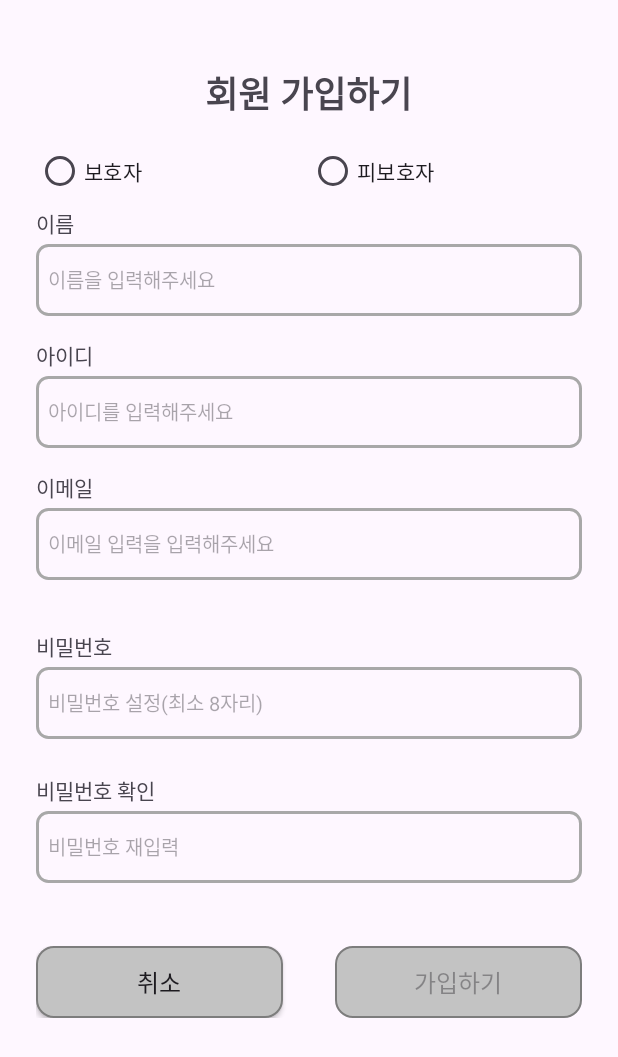
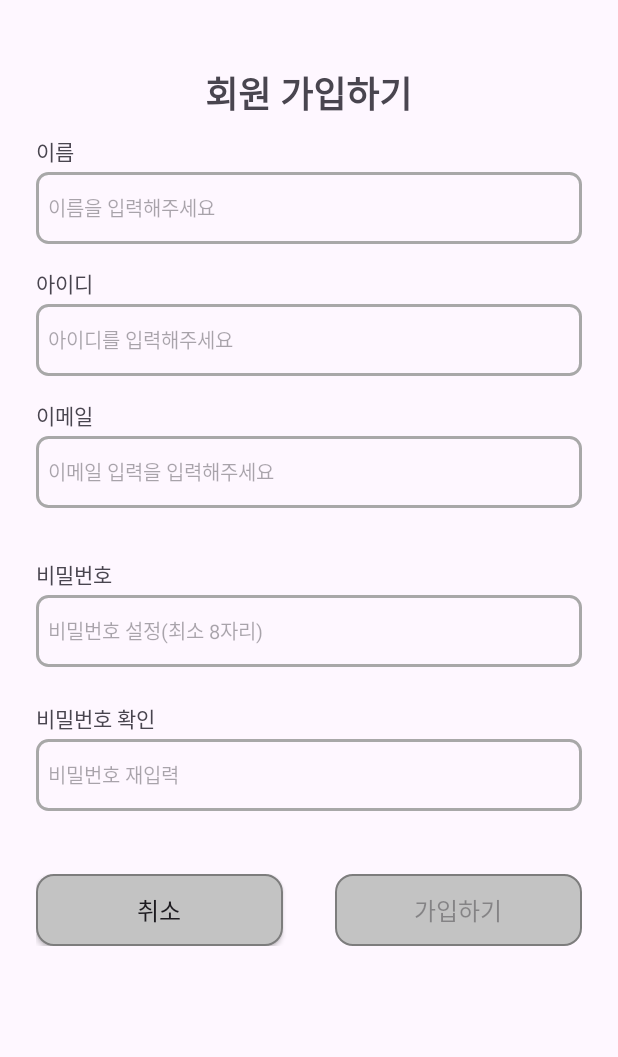
Before and after one commit to 2024-KGU-Advanced-Capstone-Design/safeGuardApp, an Android app: the screen it shows after launch (startScreenActivity), after a tap on "회원가입", on a phone screen of 412 x 824 dp. Shown: the top 1057 px of the screen. Run offline under Robolectric (Android 15) with nearby library versions, the phone set to English and light mode, and no system bars; 3 other taps on this screen came first.

Commit message:
fragment_sign_up.xml에서 라디오버튼 삭제

```diff
--- a/app/src/main/res/layout/fragment_sign_up.xml
+++ b/app/src/main/res/layout/fragment_sign_up.xml
@@ -22,25 +22,6 @@
             android:layout_gravity="center_horizontal"
             android:layout_marginTop="20dp"
             android:layout_marginBottom="10dp"/>
-
-        <RadioGroup
-            android:id="@+id/radioGroup"
-            android:layout_width="match_parent"
-            android:layout_height="wrap_content"
-            android:orientation="horizontal">
-            <RadioButton
-                android:id="@+id/helper"
-                android:layout_weight="1"
-                android:layout_width="0dp"
-                android:layout_height="wrap_content"
-                android:text="보호자"/>
-            <RadioButton
-                android:id="@+id/child"
-                android:layout_weight="1"
-                android:layout_width="0dp"
-                android:layout_height="wrap_content"
-                android:text="피보호자"/>
-        </RadioGroup>
 
         <TextView
             android:id="@+id/name_signup"
```
